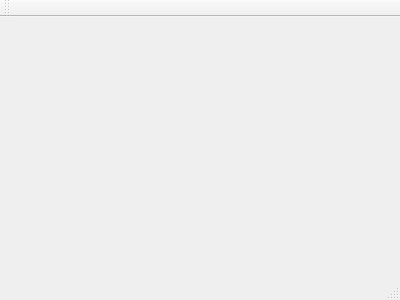
hedongzhang/winSrc, file QT/testObj/mainwindow.ui: the form before one commit.
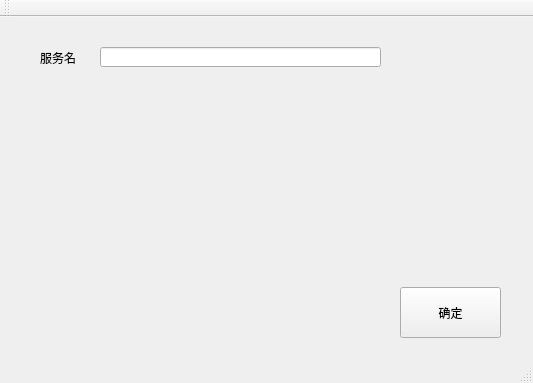
The form after the commit.

Patch:
```diff
--- a/QT/testObj/mainwindow.ui
+++ b/QT/testObj/mainwindow.ui
@@ -1,24 +1,76 @@
 <ui version="4.0">
  <class>MainWindow</class>
- <widget class="QMainWindow" name="MainWindow" >
-  <property name="geometry" >
+ <widget class="QMainWindow" name="MainWindow">
+  <property name="geometry">
    <rect>
     <x>0</x>
     <y>0</y>
-    <width>400</width>
-    <height>300</height>
+    <width>533</width>
+    <height>383</height>
    </rect>
   </property>
   <property name="windowTitle" >
    <string>MainWindow</string>
   </property>
-  <widget class="QMenuBar" name="menuBar" />
-  <widget class="QToolBar" name="mainToolBar" />
-  <widget class="QWidget" name="centralWidget" />
-  <widget class="QStatusBar" name="statusBar" />
+  <widget class="QWidget" name="centralWidget">
+   <widget class="QPushButton" name="pushButton">
+    <property name="geometry">
+     <rect>
+      <x>400</x>
+      <y>270</y>
+      <width>101</width>
+      <height>51</height>
+     </rect>
+    </property>
+    <property name="text">
+     <string>确定</string>
+    </property>
+   </widget>
+   <widget class="QLabel" name="label">
+    <property name="geometry">
+     <rect>
+      <x>40</x>
+      <y>30</y>
+      <width>61</width>
+      <height>21</height>
+     </rect>
+    </property>
+    <property name="text">
+     <string>服务名</string>
+    </property>
+   </widget>
+   <widget class="QLineEdit" name="lineEdit">
+    <property name="geometry">
+     <rect>
+      <x>100</x>
+      <y>30</y>
+      <width>281</width>
+      <height>20</height>
+     </rect>
+    </property>
+   </widget>
+  </widget>
+  <widget class="QMenuBar" name="menuBar">
+   <property name="geometry">
+    <rect>
+     <x>0</x>
+     <y>0</y>
+     <width>533</width>
+     <height>23</height>
+    </rect>
+   </property>
+  </widget>
+  <widget class="QToolBar" name="mainToolBar">
+   <attribute name="toolBarArea">
+    <enum>TopToolBarArea</enum>
+   </attribute>
+   <attribute name="toolBarBreak">
+    <bool>false</bool>
+   </attribute>
+  </widget>
+  <widget class="QStatusBar" name="statusBar"/>
  </widget>
- <layoutDefault spacing="6" margin="11" />
- <pixmapfunction></pixmapfunction>
+ <layoutdefault spacing="6" margin="11"/>
  <resources/>
  <connections/>
 </ui>
```
Left out of the diff: 3 changed lines with no effect on the pictures.
